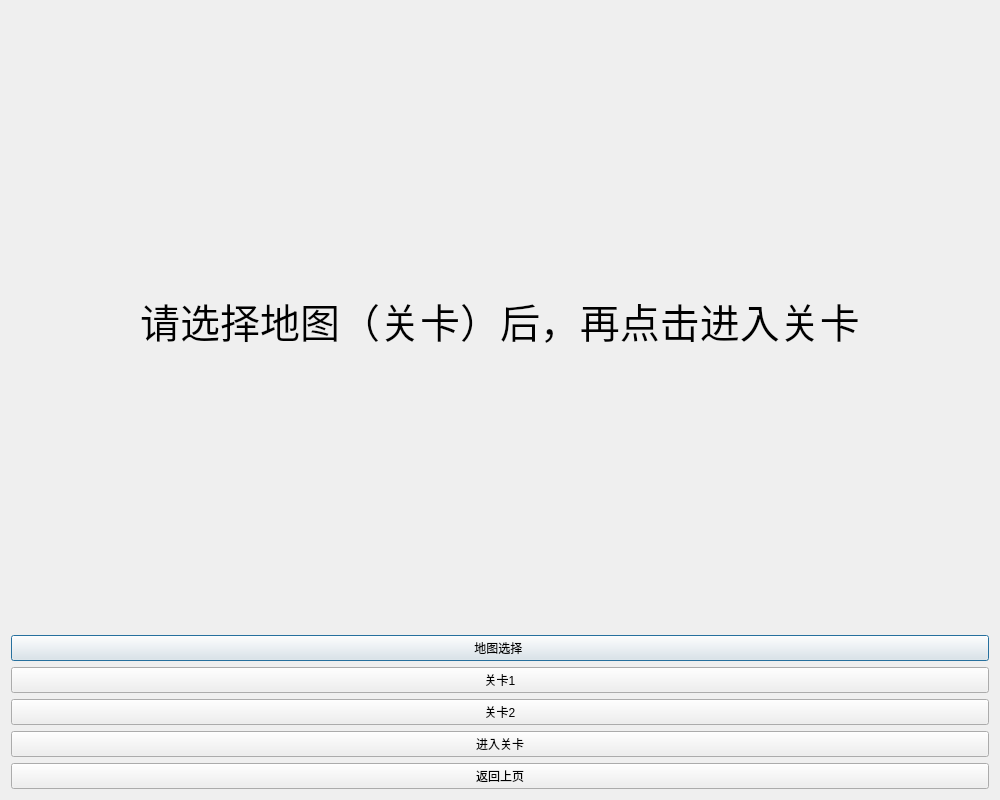
Above: forms/mapchoosewindow.ui from Loganloxsins/Inner-TD-Tale before the change. Below: the same form after it.
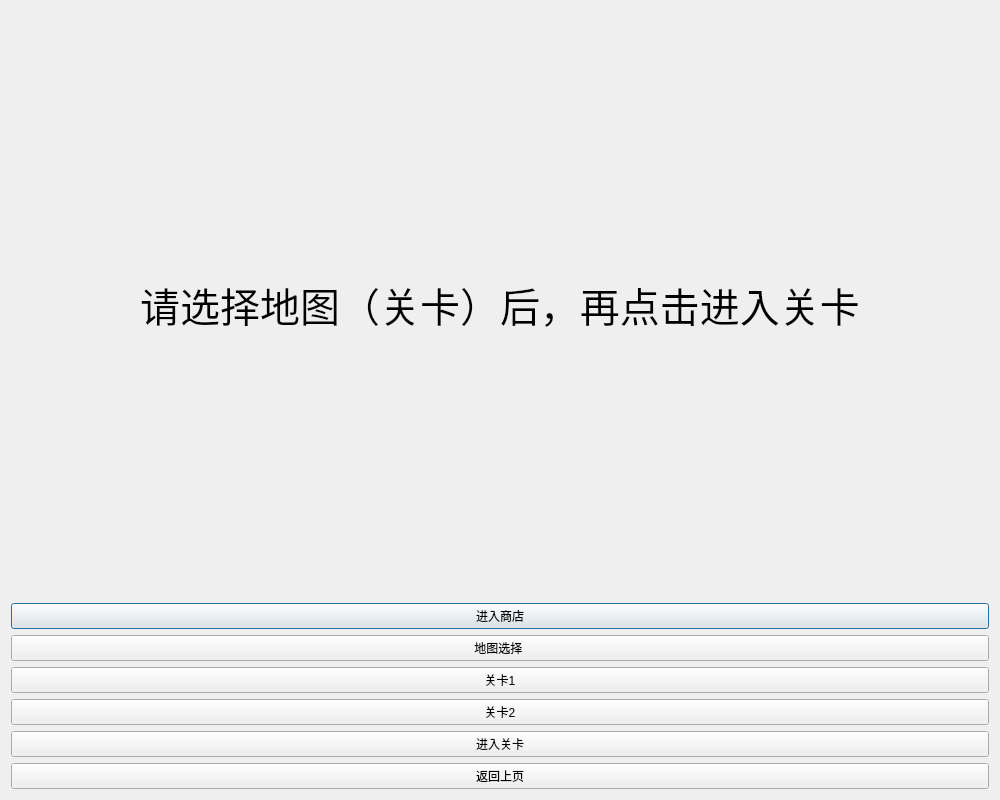
That is the form after the change.

Commit message: feat：商店道具功能，完结

What changed in the file:
```diff
--- a/forms/mapchoosewindow.ui
+++ b/forms/mapchoosewindow.ui
@@ -29,6 +29,13 @@
      </property>
     </widget>
    </item>
+   <item>
+    <widget class="QPushButton" name="pushButton_Shopping">
+     <property name="text">
+      <string>进入商店</string>
+     </property>
+    </widget>
+   </item>
    <item>
     <widget class="QPushButton" name="pushButton_MapChoose">
      <property name="text">
```
The commit also changes 18 other files.
